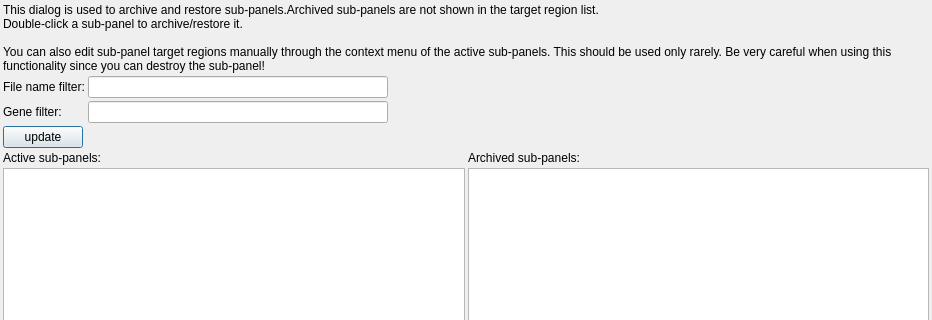
Qt form src/GSvar/SubpanelArchiveDialog.ui (imgag/ngs-bits) before a commit; both pictures show x 0 to 932 and y 0 to 320 of the 932 by 704 pixel window.
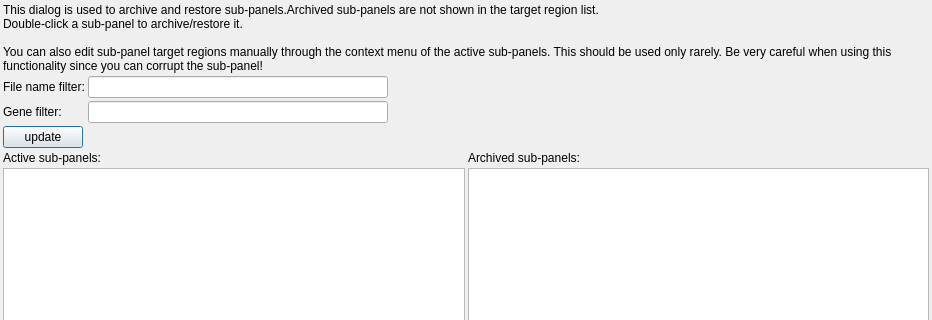
The same form after that commit. Icons and pictures are not drawn.

```diff
--- a/src/GSvar/SubpanelArchiveDialog.ui
+++ b/src/GSvar/SubpanelArchiveDialog.ui
@@ -32,7 +32,7 @@
    <item row="0" column="0" colspan="2">
     <widget class="QLabel" name="label">
      <property name="text">
-      <string>&lt;html&gt;&lt;head/&gt;&lt;body&gt;&lt;p&gt;This dialog is used to archive and restore sub-panels.Archived sub-panels are not shown in the target region list.&lt;br/&gt;Double-click a sub-panel to archive/restore it.&lt;br/&gt;&lt;br/&gt;You can also edit sub-panel target regions manually through the context menu of the active sub-panels. This should be used only rarely. Be very careful when using this functionality since you can destroy the sub-panel!&lt;/p&gt;&lt;/body&gt;&lt;/html&gt;</string>
+      <string>&lt;html&gt;&lt;head/&gt;&lt;body&gt;&lt;p&gt;This dialog is used to archive and restore sub-panels.Archived sub-panels are not shown in the target region list.&lt;br/&gt;Double-click a sub-panel to archive/restore it.&lt;br/&gt;&lt;br/&gt;You can also edit sub-panel target regions manually through the context menu of the active sub-panels. This should be used only rarely. Be very careful when using this functionality since you can corrupt the sub-panel!&lt;/p&gt;&lt;/body&gt;&lt;/html&gt;</string>
      </property>
      <property name="wordWrap">
       <bool>true</bool>
```
